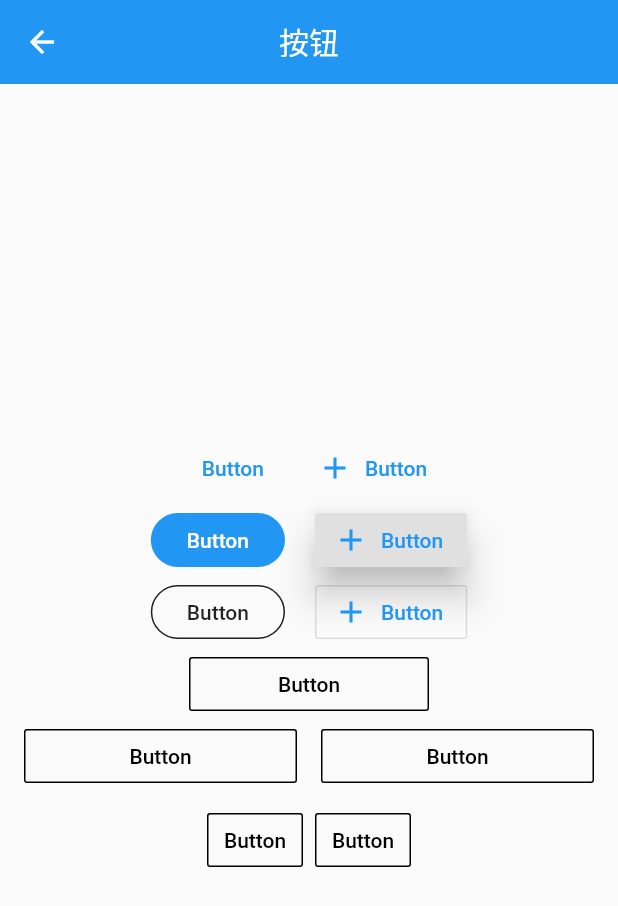
After one commit to Berfy/flutter_demo, a Flutter app: the screen it shows after launch, after a tap on "Button", on a phone screen of 412 x 824 dp. The commit adds this screen. Shown: the top 906 px of the screen. Run offline on Flutter 3.47's test engine with Material 2 defaults, Android fonts, the phone set to English and light mode, and no system bars; network calls fail.

```diff
--- /dev/null
+++ b/lib/demo/button_demo.dart
@@ -0,0 +1,221 @@
+import 'package:flutter/material.dart';
+
+class ButtonDemo extends StatelessWidget {
+  @override
+  Widget build(BuildContext context) {
+    final Widget floatButtonDemo = Row(
+      mainAxisAlignment: MainAxisAlignment.center,
+      children: <Widget>[
+        FlatButton(
+          onPressed: () {},
+          child: Text('Button'),
+          splashColor: Colors.grey,
+          highlightColor: Colors.grey,
+          textColor: Theme.of(context).accentColor,
+        ),
+        FlatButton.icon(
+          icon: Icon(Icons.add),
+          onPressed: () {},
+          label: Text('Button'),
+          splashColor: Colors.grey,
+          highlightColor: Colors.grey,
+          textColor: Theme.of(context).accentColor,
+        ),
+      ],
+    );
+
+    final Widget raisedButtonDemo = Row(
+      mainAxisAlignment: MainAxisAlignment.center,
+      children: <Widget>[
+        Theme(
+          data: Theme.of(context).copyWith(
+              buttonColor: Theme.of(context).accentColor,
+              buttonTheme: ButtonThemeData(
+                  textTheme: ButtonTextTheme.primary,
+//                      shape: BeveledRectangleBorder(
+//                        borderRadius: BorderRadius.circular(5),
+//                      ),
+                  shape: StadiumBorder())),
+          child: RaisedButton(
+            onPressed: () {},
+            child: Text('Button'),
+            splashColor: Colors.grey,
+            highlightColor: Colors.grey,
+            elevation: 0,
+//                  color: Theme.of(context).accentColor,
+//                  highlightElevation: 0,
+//                  textColor: Theme.of(context).accentColor,
+//                  textTheme: ButtonTextTheme.primary,
+          ),
+        ),
+        SizedBox(
+          width: 20,
+        ),
+        RaisedButton.icon(
+          icon: Icon(Icons.add),
+          onPressed: () {},
+          label: Text('Button'),
+          splashColor: Colors.grey,
+          highlightColor: Colors.grey,
+          elevation: 10,
+          textColor: Theme.of(context).accentColor,
+        ),
+      ],
+    );
+
+    final Widget outlineButtoNDemo = Row(
+      mainAxisAlignment: MainAxisAlignment.center,
+      children: <Widget>[
+        Theme(
+          data: Theme.of(context).copyWith(
+              buttonColor: Theme.of(context).accentColor,
+              buttonTheme: ButtonThemeData(
+                  textTheme: ButtonTextTheme.primary,
+//                      shape: BeveledRectangleBorder(
+//                        borderRadius: BorderRadius.circular(5),
+//                      ),
+                  shape: StadiumBorder())),
+          child: OutlineButton(
+            onPressed: () {},
+            child: Text('Button'),
+            splashColor: Colors.grey,
+//                    highlightColor: Colors.grey,
+            highlightedBorderColor: Colors.grey,
+            borderSide: BorderSide(color: Colors.black87),
+            textColor: Colors.black87,
+//                  color: Theme.of(context).accentColor,
+//                  highlightElevation: 0,
+//                  textColor: Theme.of(context).accentColor,
+//                  textTheme: ButtonTextTheme.primary,
+          ),
+        ),
+        SizedBox(
+          width: 20,
+        ),
+        OutlineButton.icon(
+          icon: Icon(Icons.add),
+          onPressed: () {},
+          label: Text('Button'),
+          splashColor: Colors.grey,
+          highlightColor: Colors.grey,
+          textColor: Theme.of(context).accentColor,
+        ),
+      ],
+    );
+
+    final Widget fixedWidthButtonDemo = Row(
+      mainAxisAlignment: MainAxisAlignment.center,
+      children: <Widget>[
+        Container(
+          width: 160,
+          child: OutlineButton(
+            onPressed: () {},
+            child: Text('Button'),
+            splashColor: Colors.grey[100],
+            borderSide: BorderSide(
+              color: Colors.black,
+            ),
+            textColor: Colors.black,
+            highlightColor: Colors.grey,
+            highlightedBorderColor: Colors.grey,
+          ),
+        ),
+      ],
+    );
+
+    final Widget expandedButtonDemo = Row(
+      mainAxisAlignment: MainAxisAlignment.center,
+      children: <Widget>[
+        Expanded(
+          flex: 1,
+          child: OutlineButton(
+            onPressed: () {},
+            child: Text('Button'),
+            splashColor: Colors.grey[100],
+            borderSide: BorderSide(
+              color: Colors.black,
+            ),
+            textColor: Colors.black,
+            highlightColor: Colors.grey,
+            highlightedBorderColor: Colors.grey,
+          ),
+        ),
+        SizedBox(
+          width: 16,
+        ),
+        Expanded(
+          flex: 1,
+          child: OutlineButton(
+            onPressed: () {},
+            child: Text('Button'),
+            splashColor: Colors.grey[100],
+            borderSide: BorderSide(
+              color: Colors.black,
+            ),
+            textColor: Colors.black,
+            highlightColor: Colors.grey,
+            highlightedBorderColor: Colors.grey,
+          ),
+        ),
+      ],
+    );
+
+    final Widget buttonBarDemo = Row(
+      mainAxisAlignment: MainAxisAlignment.center,
+      children: <Widget>[
+        Theme(
+            data: Theme.of(context).copyWith(
+                buttonTheme: ButtonThemeData(
+                    padding: EdgeInsets.symmetric(horizontal: 32))),
+            child: ButtonBar(
+              children: <Widget>[
+                OutlineButton(
+                  onPressed: () {},
+                  child: Text('Button'),
+                  splashColor: Colors.grey[100],
+                  borderSide: BorderSide(
+                    color: Colors.black,
+                  ),
+                  textColor: Colors.black,
+                  highlightColor: Colors.grey,
+                  highlightedBorderColor: Colors.grey,
+                ),
+                OutlineButton(
+                  onPressed: () {},
+                  child: Text('Button'),
+                  splashColor: Colors.grey[100],
+                  borderSide: BorderSide(
+                    color: Colors.black,
+                  ),
+                  textColor: Colors.black,
+                  highlightColor: Colors.grey,
+                  highlightedBorderColor: Colors.grey,
+                ),
+              ],
+            )),
+      ],
+    );
+
+    return Scaffold(
+      appBar: AppBar(
+        centerTitle: true,
+        title: Text('按钮'),
+        elevation: 0,
+      ),
+      body: Container(
+        padding: EdgeInsets.all(16),
+        child: Column(
+          mainAxisAlignment: MainAxisAlignment.center,
+          children: <Widget>[
+            floatButtonDemo,
+            raisedButtonDemo,
+            outlineButtoNDemo,
+            fixedWidthButtonDemo,
+            expandedButtonDemo,
+            buttonBarDemo,
+          ],
+        ),
+      ),
+    );
+  }
+}
--- a/lib/demo/form_demo.dart
+++ b/lib/demo/form_demo.dart
@@ -4,6 +4,10 @@ class FormDemo extends StatelessWidget {
   @override
   Widget build(BuildContext context) {
     return Scaffold(
+      appBar: AppBar(
+        title: Text('Form表单'),
+        centerTitle: true,
+      ),
       body: Theme(
           data: Theme.of(context).copyWith(
             primaryColor: Colors.blue,
--- a/lib/demo/listview_demo.dart
+++ b/lib/demo/listview_demo.dart
@@ -4,6 +4,7 @@ import '../demo/post_show.dart';
 
 class ListViewDemo extends StatelessWidget {
   Widget _listItemBuilder(BuildContext context, int index) {
+    debugPrint("位置$index");
     return Container(
       color: Colors.white,
       margin: EdgeInsets.all(8.0),
--- /dev/null
+++ b/lib/demo/material_components.dart
@@ -0,0 +1,88 @@
+import 'package:flutter/material.dart';
+import './button_demo.dart';
+import './floating_action_button_demo.dart';
+import './popup_menu_button_demo.dart';
+import './form_demo.dart';
+import './checkbox_demo.dart';
+import './radio_demo.dart';
+
+class MaterialComponents extends StatelessWidget {
+  @override
+  Widget build(BuildContext context) {
+    return Scaffold(
+      appBar: AppBar(
+        centerTitle: true,
+        title: Text('小部件'),
+        elevation: 0,
+      ),
+      body: ListView(
+        children: <Widget>[
+          ListItem(
+            title: 'RadioDemo',
+            page: RadioDemo(),
+          ),
+          ListItem(
+            title: 'CheckBox',
+            page: CheckBoxDemo(),
+          ),
+          ListItem(
+            title: 'Form',
+            page: FormDemo(),
+          ),
+          ListItem(
+            title: 'PopupMenuButton',
+            page: PopupMenuButtonDemo(),
+          ),
+          ListItem(
+            title: 'Button',
+            page: ButtonDemo(),
+          ),
+          ListItem(
+            title: 'FloatingActionButton',
+            page: FloatingActionButtonDemo(),
+          ),
+        ],
+      ),
+    );
+  }
+}
+
+
+
+class _WidgetDemo extends StatelessWidget {
+  @override
+  Widget build(BuildContext context) {
+    return Scaffold(
+      appBar: AppBar(
+        centerTitle: true,
+        title: Text('WidgetDemo'),
+        elevation: 0,
+      ),
+      body: Container(
+        padding: EdgeInsets.all(16),
+        child: Column(
+          mainAxisAlignment: MainAxisAlignment.center,
+          children: <Widget>[],
+        ),
+      ),
+    );
+  }
+}
+
+class ListItem extends StatelessWidget {
+  final String title;
+  final Widget page;
+
+  ListItem({this.title, this.page});
+
+  @override
+  Widget build(BuildContext context) {
+    return ListTile(
+      title: Text(title),
+      onTap: () {
+        Navigator.of(context)
+            .push(MaterialPageRoute(builder: (context) => page));
+      },
+    );
+  }
+}
--- a/lib/main.dart
+++ b/lib/main.dart
@@ -9,6 +9,7 @@ import 'demo/view_demo.dart';
 import 'demo/sliver_demo.dart';
 import 'demo/navigator_demo.dart';
 import 'demo/form_demo.dart';
+import 'demo/material_components.dart';
 
 void main() => runApp(App());
 
@@ -23,10 +24,11 @@ class App extends StatelessWidget {
         '/about': (context) => Page(
           title: "About",
         ),
-        'form': (context) => FormDemo(),
+        '/form': (context) => FormDemo(),
+        '/mdc': (context) => MaterialComponents(),
       },
 //      home: Home(),
-      initialRoute: 'form',
+      initialRoute: '/mdc',
       theme: ThemeData(
           primarySwatch: Colors.blue,
           highlightColor: Colors.blue,
@@ -40,7 +42,7 @@ class Home extends StatelessWidget {
   Widget build(BuildContext context) {
     // TODO: implement build
     return DefaultTabController(
-        length: 6,
+        length: 7,
         child: Scaffold(
           backgroundColor: Colors.grey[100],
           appBar: AppBar(
@@ -70,6 +72,7 @@ class Home extends StatelessWidget {
                   Tab(icon: Icon(Icons.view_quilt)),
                   Tab(icon: Icon(Icons.g_translate)),
                   Tab(icon: Icon(Icons.ac_unit)),
+                  Tab(icon: Icon(Icons.access_alarms)),
                 ]),
           ),
           body: TabBarView(children: <Widget>[
@@ -79,6 +82,7 @@ class Home extends StatelessWidget {
             ViewDemo(),
             SliverDemo(),
             NavigatorDemo(),
+            MaterialComponents(),
           ]),
           drawer: DrawerDemo(),
           bottomNavigationBar: BottomNavigationBarDemo(),
```
Also changed, not shown: lib/demo/checkbox_demo.dart (added, +58 -0 lines), lib/demo/floating_action_button_demo.dart (added, +38 -0 lines), lib/demo/popup_menu_button_demo.dart (added, +57 -0 lines), lib/demo/radio_demo.dart (added, +71 -0 lines).
